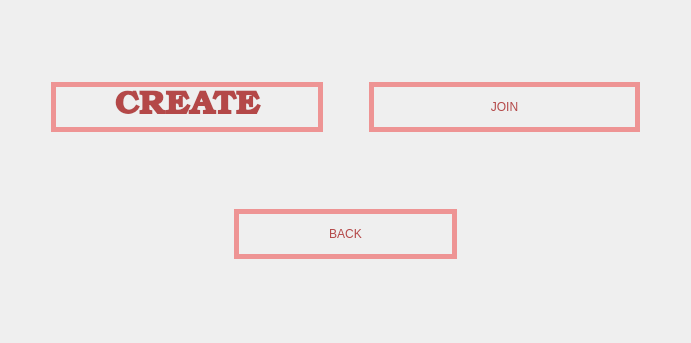
Old version of the form MATFWars/warchoose.ui in the repository Divljo31/MATFWars.
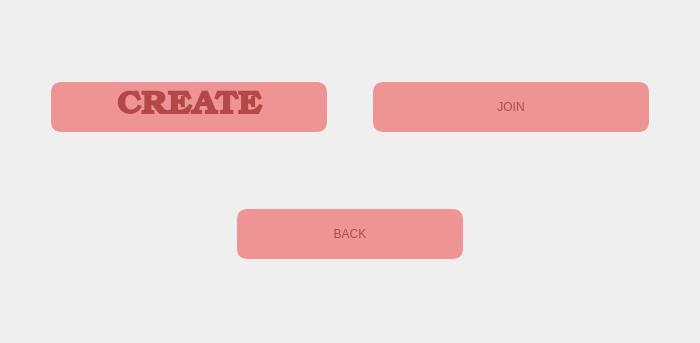
New version of the form. Icons and pictures are not drawn.

What changed in the file:
```diff
--- a/MATFWars/warchoose.ui
+++ b/MATFWars/warchoose.ui
@@ -6,14 +6,20 @@
    <rect>
     <x>0</x>
     <y>0</y>
-    <width>691</width>
+    <width>700</width>
     <height>343</height>
    </rect>
   </property>
+  <property name="minimumSize">
+   <size>
+    <width>700</width>
+    <height>300</height>
+   </size>
+  </property>
   <property name="maximumSize">
    <size>
-    <width>16777215</width>
-    <height>16777215</height>
+    <width>1000</width>
+    <height>500</height>
    </size>
   </property>
   <property name="windowTitle">
@@ -76,10 +82,9 @@
         <string notr="true">color: rgb(180, 72, 72);
 font: 600 25pt &quot;URW Bookman&quot;;
 border:5px solid;
+border-radius:10px;
 border-color: rgb(238, 148, 148);
-background-image: url(:/background/backgroundBtns.jpg);
-
-
+background-color: rgb(238, 148, 148);
 </string>
        </property>
        <property name="text">
@@ -124,8 +129,9 @@
         <string notr="true">color: rgb(180, 72, 72);
 font: 600 25pt &quot;URW Bookman&quot;;
 border:5px solid;
+border-radius:10px;
 border-color: rgb(238, 148, 148);
-background-image: url(:/background/backgroundBtns.jpg);
+background-color:  rgb(238, 148, 148);
 </string>
        </property>
        <property name="text">
@@ -193,8 +199,9 @@
         <string notr="true">color: rgb(180, 72, 72);
 font: 600 25pt &quot;URW Bookman&quot;;
 border:5px solid;
+border-radius:10px;
 border-color: rgb(238, 148, 148);
-background-image: url(:/background/backgroundBtns.jpg);</string>
+background-color:  rgb(238, 148, 148);</string>
        </property>
        <property name="text">
         <string>BACK</string>
```
Left out of the diff: 4 changed lines with no effect on the pictures.
